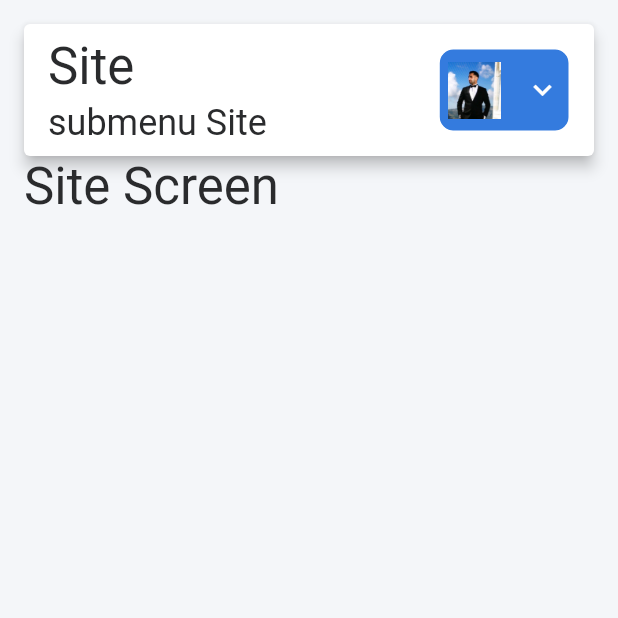
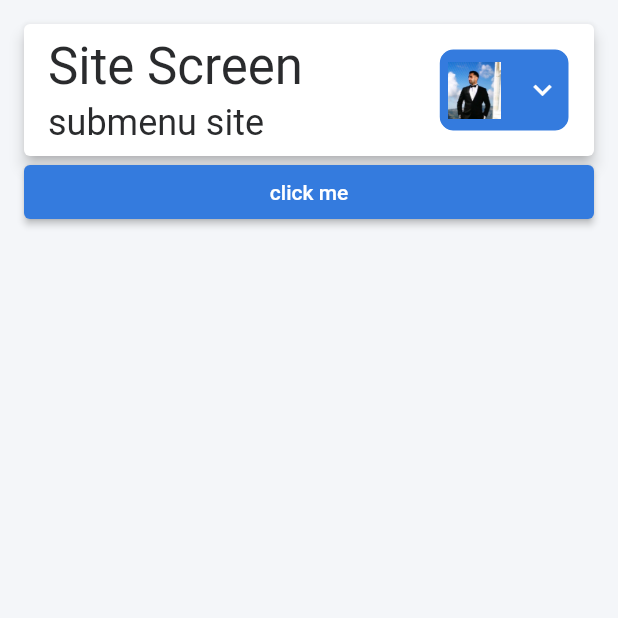
Before and after one commit to initsolution/web_admin_bci, a Flutter app: the SiteScreen screen opened by its route, on a phone screen of 412 x 824 dp, the top half of it. Run offline on Flutter 3.47's test engine with Material 2 defaults, Android fonts, the light colour scheme and no system bars; our stand-ins replace awesome_dialog, dio, equatable, flutter_form_builder, flutter_riverpod, form_builder_validators and 5 more; missing offline and left inert: dart:html; accounts and stored records are empty; generated files the repository leaves out were written again.

Commit message:
experiment pdf

```diff
--- a/lib/main.dart
+++ b/lib/main.dart
@@ -1,5 +1,4 @@
 import 'package:flutter/material.dart';
-import 'package:flutter_web_ptb/environment.dart';
 import 'package:flutter_web_ptb/root_app.dart';
 import 'package:flutter_riverpod/flutter_riverpod.dart';
 
--- a/lib/views/screens/site_screen.dart
+++ b/lib/views/screens/site_screen.dart
@@ -1,9 +1,13 @@
 import 'package:flutter/material.dart';
+import 'package:flutter/services.dart';
 import 'package:flutter_riverpod/flutter_riverpod.dart';
 import 'package:flutter_web_ptb/constants/dimens.dart';
 import 'package:flutter_web_ptb/providers/userdata.provider.dart';
 import 'package:flutter_web_ptb/views/widgets/header.dart';
 import 'package:flutter_web_ptb/views/widgets/portal_master_layout/portal_master_layout.dart';
+
+import 'package:pdf/widgets.dart' as pw;
+import 'dart:html' as html;
 
 class SiteScreen extends ConsumerStatefulWidget {
   const SiteScreen({super.key});
@@ -13,6 +17,123 @@ class SiteScreen extends ConsumerStatefulWidget {
 }
 
 class _SiteScreenState extends ConsumerState<SiteScreen> {
+  final pdf = pw.Document();
+  var anchor;
+
+  @override
+  void initState() {
+    super.initState();
+    createPDF();
+  }
+
+  savePDF() async {
+    Uint8List pdfInBytes = await pdf.save();
+    final blob = html.Blob([pdfInBytes], 'application/pdf');
+    final url = html.Url.createObjectUrlFromBlob(blob);
+    anchor = html.document.createElement('a') as html.AnchorElement
+      ..href = url
+      ..style.display = 'none'
+      ..download = 'pdf.pdf';
+    html.document.body!.children.add(anchor);
+  }
+
+  createPDF() async {
+    //contoh1
+    // final profileImage = pw.MemoryImage((await rootBundle.load('hospital_ic.png')).buffer.asUint8List(),);
+    // pdf.addPage(
+    //   pw.Page(
+    //     build: (pw.Context context) => pw.Column(
+    //       children: [
+    //         pw.Text('Hello World1', style: pw.TextStyle(fontSize: 40)),
+    //         pw.Text('Hello World2', style: pw.TextStyle(fontSize: 40)),
+    //         pw.Text('Hello World3', style: pw.TextStyle(fontSize: 40)),
+    //         pw.Image(profileImage),
+    //       ],
+    //     ),
+    //   ),
+    // );
+
+    //contoh2
+    // var reportedItems = [
+    //   ["A1", "B1", "C1", "D1"],
+    //   ["A2", "B2", "C2", "D2"],
+    //   ["A3", "B3", "C3", "D3"]
+    // ];
+    // pdf.addPage(
+    //   pw.Page(
+    //       build: (pw.Context context) => pw.Table(children: [
+    //             for (var i = 0; i < reportedItems.length; i++)
+    //               pw.TableRow(children: [
+    //                 pw.Column(
+    //                     crossAxisAlignment: pw.CrossAxisAlignment.center,
+    //                     mainAxisAlignment: pw.MainAxisAlignment.center,
+    //                     children: [
+    //                       pw.Text(reportedItems[i][0],
+    //                           style: pw.TextStyle(fontSize: 6)),
+    //                       pw.Divider(thickness: 1)
+    //                     ]),
+    //                 pw.Column(
+    //                     crossAxisAlignment: pw.CrossAxisAlignment.center,
+    //                     mainAxisAlignment: pw.MainAxisAlignment.center,
+    //                     children: [
+    //                       pw.Text(reportedItems[i][1],
+    //                           style: pw.TextStyle(fontSize: 6)),
+    //                       pw.Divider(thickness: 1)
+    //                     ]),
+    //                 pw.Column(
+    //                     crossAxisAlignment: pw.CrossAxisAlignment.center,
+    //                     mainAxisAlignment: pw.MainAxisAlignment.center,
+    //                     children: [
+    //                       pw.Text(reportedItems[i][2],
+    //                           style: pw.TextStyle(fontSize: 6)),
+    //                       pw.Divider(thickness: 1)
+    //                     ]),
+    //                 pw.Column(
+    //                     crossAxisAlignment: pw.CrossAxisAlignment.center,
+    //                     mainAxisAlignment: pw.MainAxisAlignment.center,
+    //                     children: [
+    //                       pw.Text(reportedItems[i][3],
+    //                           style: pw.TextStyle(fontSize: 6)),
+    //                       pw.Divider(thickness: 1)
+    //                     ])
+    //               ])
+    //           ])),
+    // );
+
+    //contoh3
+    final profileImage = pw.MemoryImage(
+      (await rootBundle.load('hospital_ic.png')).buffer.asUint8List(),
+    );
+    pdf.addPage(
+      pw.Page(
+          build: (pw.Context context) => pw.Container(
+                height: 1280.0,
+                width: 720.0,
+                padding: const pw.EdgeInsets.all(10.0),
+                child: pw.Center(
+                  child: pw.Column(
+                    children: [
+                      pw.Text('PERIODIC MAINTENANCE TIGHTENING BOLT'),
+                      pw.Text('Site ID'),
+                      pw.Text('Site Name'),
+                      pw.Row(children: [
+                        pw.Column(children: [
+                          pw.Text('Site Information'),
+                          pw.Image(profileImage),
+                        ]),
+                        pw.Column(children: [
+                          pw.Text('Site Information'),
+                          pw.Image(profileImage),
+                        ]),
+                      ]),
+                    ],
+                  ),
+                ),
+              )),
+    );
+    savePDF();
+  }
+
   @override
   Widget build(BuildContext context) {
     var value = ref.watch(userDataProvider.select((value) => value.username));
@@ -22,14 +143,15 @@ class _SiteScreenState extends ConsumerState<SiteScreen> {
         padding: const EdgeInsets.all(kDefaultPadding),
         children: [
           Header(
-            title: 'Site',
-            subMenu: 'submenu Site',
+            title: 'Site Screen',
+            subMenu: 'submenu site',
             userName: value,
           ),
-          Text(
-            'Site Screen',
-            style: themeData.textTheme.headlineMedium,
-          ),
+          ElevatedButton(
+              onPressed: () async {
+                anchor.click();
+              },
+              child: const Text('click me'))
         ],
       ),
     );
--- a/pubspec.yaml
+++ b/pubspec.yaml
@@ -47,6 +47,8 @@ dependencies:
   equatable: ^2.0.5
   flutter_riverpod: ^2.3.6
   jwt_decoder: ^2.0.1
+  pdf: ^3.10.4
+  path_provider: ^2.1.0
 
 dev_dependencies:
   flutter_test:
```
Also changed, not shown: pubspec.lock, 1 other file.
